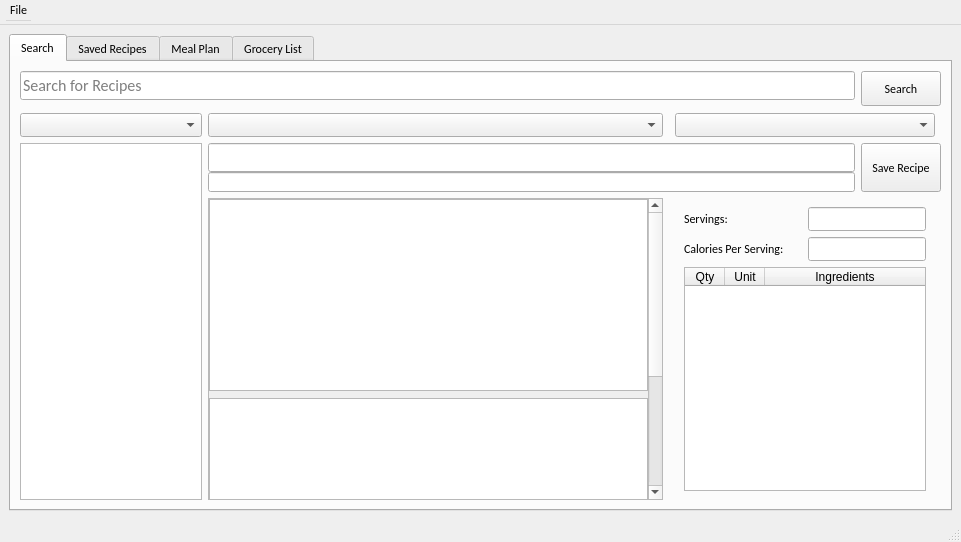
jake-kolk/CPT_S322.Project, file mainwindow.ui: the form before one commit.
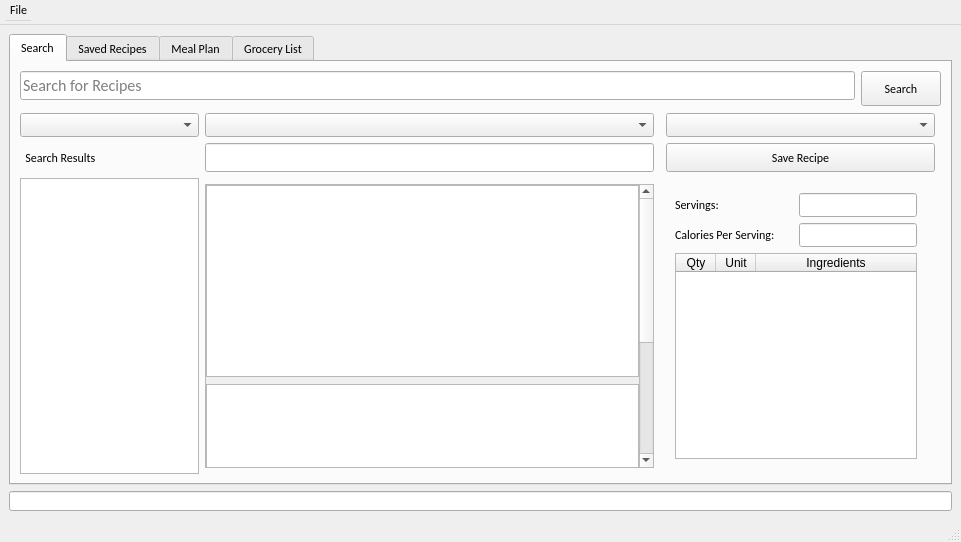
The form after the commit. The open tabs and pages were chosen to show the change.

```diff
--- a/mainwindow.ui
+++ b/mainwindow.ui
@@ -38,7 +38,7 @@
     </sizepolicy>
    </property>
    <layout class="QGridLayout" name="gridLayout_2">
-    <item row="0" column="0">
+    <item row="0" column="1">
      <widget class="QTabWidget" name="tabWidget">
       <property name="currentIndex">
        <number>2</number>
@@ -57,13 +57,280 @@
         <item row="1" column="0">
          <widget class="QComboBox" name="cuisineComboBox"/>
         </item>
+        <item row="6" column="1" colspan="4">
+         <layout class="QHBoxLayout" name="horizontalLayout_3" stretch="3">
+          <item>
+           <layout class="QVBoxLayout" name="verticalLayout_3" stretch="">
+            <property name="spacing">
+             <number>0</number>
+            </property>
+            <property name="sizeConstraint">
+             <enum>QLayout::SizeConstraint::SetNoConstraint</enum>
+            </property>
+           </layout>
+          </item>
+         </layout>
+        </item>
+        <item row="0" column="0" colspan="5">
+         <layout class="QGridLayout" name="gridLayout" rowstretch="0,0" columnstretch="2,0" columnminimumwidth="0,0">
+          <property name="sizeConstraint">
+           <enum>QLayout::SizeConstraint::SetDefaultConstraint</enum>
+          </property>
+          <property name="verticalSpacing">
+           <number>7</number>
+          </property>
+          <item row="0" column="0">
+           <widget class="QLineEdit" name="recipeSearchbox">
+            <property name="sizePolicy">
+             <sizepolicy hsizetype="Expanding" vsizetype="Expanding">
+              <horstretch>5</horstretch>
+              <verstretch>2</verstretch>
+             </sizepolicy>
+            </property>
+            <property name="maximumSize">
+             <size>
+              <width>16777215</width>
+              <height>35</height>
+             </size>
+            </property>
+            <property name="sizeIncrement">
+             <size>
+              <width>0</width>
+              <height>0</height>
+             </size>
+            </property>
+            <property name="font">
+             <font>
+              <family>Calibri</family>
+              <pointsize>12</pointsize>
+             </font>
+            </property>
+            <property name="text">
+             <string/>
+            </property>
+            <property name="placeholderText">
+             <string>Search for Recipes</string>
+            </property>
+           </widget>
+          </item>
+          <item row="0" column="1" rowspan="2">
+           <widget class="QPushButton" name="searchButton">
+            <property name="sizePolicy">
+             <sizepolicy hsizetype="Expanding" vsizetype="Expanding">
+              <horstretch>0</horstretch>
+              <verstretch>0</verstretch>
+             </sizepolicy>
+            </property>
+            <property name="maximumSize">
+             <size>
+              <width>16777215</width>
+              <height>35</height>
+             </size>
+            </property>
+            <property name="text">
+             <string>Search</string>
+            </property>
+           </widget>
+          </item>
+         </layout>
+        </item>
+        <item row="5" column="3">
+         <widget class="QPushButton" name="saveRecipeButton">
+          <property name="sizePolicy">
+           <sizepolicy hsizetype="Expanding" vsizetype="Expanding">
+            <horstretch>0</horstretch>
+            <verstretch>0</verstretch>
+           </sizepolicy>
+          </property>
+          <property name="maximumSize">
+           <size>
+            <width>16777215</width>
+            <height>60</height>
+           </size>
+          </property>
+          <property name="text">
+           <string>Save Recipe</string>
+          </property>
+         </widget>
+        </item>
         <item row="1" column="1">
          <widget class="QComboBox" name="dietComboBox"/>
         </item>
+        <item row="7" column="3">
+         <widget class="QWidget" name="widget_2" native="true">
+          <property name="sizePolicy">
+           <sizepolicy hsizetype="Preferred" vsizetype="Preferred">
+            <horstretch>3</horstretch>
+            <verstretch>0</verstretch>
+           </sizepolicy>
+          </property>
+          <property name="maximumSize">
+           <size>
+            <width>260</width>
+            <height>16777215</height>
+           </size>
+          </property>
+          <layout class="QGridLayout" name="gridLayout_5">
+           <item row="0" column="0">
+            <widget class="QLabel" name="recipeServingsLabel">
+             <property name="sizePolicy">
+              <sizepolicy hsizetype="Expanding" vsizetype="Expanding">
+               <horstretch>0</horstretch>
+               <verstretch>0</verstretch>
+              </sizepolicy>
+             </property>
+             <property name="text">
+              <string>Servings:</string>
+             </property>
+            </widget>
+           </item>
+           <item row="1" column="0">
+            <widget class="QLabel" name="recipeCalPerServingsLabel">
+             <property name="sizePolicy">
+              <sizepolicy hsizetype="Expanding" vsizetype="Expanding">
+               <horstretch>0</horstretch>
+               <verstretch>0</verstretch>
+              </sizepolicy>
+             </property>
+             <property name="text">
+              <string>Calories Per Serving: </string>
+             </property>
+            </widget>
+           </item>
+           <item row="1" column="1">
+            <widget class="QLineEdit" name="recipeCalPerSevings">
+             <property name="sizePolicy">
+              <sizepolicy hsizetype="Expanding" vsizetype="Expanding">
+               <horstretch>0</horstretch>
+               <verstretch>0</verstretch>
+              </sizepolicy>
+             </property>
+             <property name="text">
+              <string/>
+             </property>
+             <property name="readOnly">
+              <bool>true</bool>
+             </property>
+            </widget>
+           </item>
+           <item row="0" column="1">
+            <widget class="QLineEdit" name="recipeServings">
+             <property name="sizePolicy">
+              <sizepolicy hsizetype="Expanding" vsizetype="Expanding">
+               <horstretch>0</horstretch>
+               <verstretch>0</verstretch>
+              </sizepolicy>
+             </property>
+             <property name="text">
+              <string/>
+             </property>
+             <property name="readOnly">
+              <bool>true</bool>
+             </property>
+            </widget>
+           </item>
+           <item row="2" column="0" colspan="2">
+            <widget class="QTableWidget" name="recipeIngredientTable">
+             <property name="sizePolicy">
+              <sizepolicy hsizetype="Expanding" vsizetype="Expanding">
+               <horstretch>0</horstretch>
+               <verstretch>3</verstretch>
+              </sizepolicy>
+             </property>
+             <property name="layoutDirection">
+              <enum>Qt::LayoutDirection::LeftToRight</enum>
+             </property>
+             <property name="horizontalScrollBarPolicy">
+              <enum>Qt::ScrollBarPolicy::ScrollBarAsNeeded</enum>
+             </property>
+             <property name="sizeAdjustPolicy">
+              <enum>QAbstractScrollArea::SizeAdjustPolicy::AdjustToContentsOnFirstShow</enum>
+             </property>
+             <property name="editTriggers">
+              <set>QAbstractItemView::EditTrigger::NoEditTriggers</set>
+             </property>
+             <property name="textElideMode">
+              <enum>Qt::TextElideMode::ElideLeft</enum>
+             </property>
+             <property name="verticalScrollMode">
+              <enum>QAbstractItemView::ScrollMode::ScrollPerPixel</enum>
+             </property>
+             <property name="horizontalScrollMode">
+              <enum>QAbstractItemView::ScrollMode::ScrollPerPixel</enum>
+             </property>
+             <property name="rowCount">
+              <number>0</number>
+             </property>
+             <property name="columnCount">
+              <number>3</number>
+             </property>
+             <attribute name="horizontalHeaderVisible">
+              <bool>true</bool>
+             </attribute>
+             <attribute name="horizontalHeaderCascadingSectionResizes">
+              <bool>false</bool>
+             </attribute>
+             <attribute name="horizontalHeaderMinimumSectionSize">
+              <number>35</number>
+             </attribute>
+             <attribute name="horizontalHeaderDefaultSectionSize">
+              <number>40</number>
+             </attribute>
+             <attribute name="horizontalHeaderHighlightSections">
+              <bool>true</bool>
+             </attribute>
+             <attribute name="horizontalHeaderShowSortIndicator" stdset="0">
+              <bool>false</bool>
+             </attribute>
+             <attribute name="horizontalHeaderStretchLastSection">
+              <bool>true</bool>
+             </attribute>
+             <attribute name="verticalHeaderVisible">
+              <bool>false</bool>
+             </attribute>
+             <column>
+              <property name="text">
+               <string>Qty</string>
+              </property>
+             </column>
+             <column>
+              <property name="text">
+               <string>Unit</string>
+              </property>
+             </column>
+             <column>
+              <property name="text">
+               <string>Ingredients</string>
+              </property>
+             </column>
+            </widget>
+           </item>
+          </layout>
+         </widget>
+        </item>
+        <item row="6" column="0" rowspan="3">
+         <widget class="QListWidget" name="searchResult">
+          <property name="sizePolicy">
+           <sizepolicy hsizetype="Expanding" vsizetype="Expanding">
+            <horstretch>2</horstretch>
+            <verstretch>0</verstretch>
+           </sizepolicy>
+          </property>
+          <property name="resizeMode">
+           <enum>QListView::ResizeMode::Adjust</enum>
+          </property>
+          <property name="layoutMode">
+           <enum>QListView::LayoutMode::SinglePass</enum>
+          </property>
+          <property name="spacing">
+           <number>0</number>
+          </property>
+         </widget>
+        </item>
         <item row="1" column="3">
          <widget class="QComboBox" name="mealTypeComboBox"/>
         </item>
-        <item row="3" column="1">
+        <item row="7" column="1">
          <widget class="QScrollArea" name="scrollArea">
           <property name="sizePolicy">
            <sizepolicy hsizetype="Expanding" vsizetype="Expanding">
@@ -79,7 +346,7 @@
             <rect>
              <x>0</x>
              <y>0</y>
-             <width>439</width>
+             <width>433</width>
              <height>499</height>
             </rect>
            </property>
@@ -202,17 +469,7 @@
           </widget>
          </widget>
         </item>
-        <item row="2" column="1" colspan="4">
-         <layout class="QHBoxLayout" name="horizontalLayout_3" stretch="3,0">
-          <item>
-           <layout class="QVBoxLayout" name="verticalLayout_3" stretch="2,0">
-            <property name="spacing">
-             <number>0</number>
-            </property>
-            <property name="sizeConstraint">
-             <enum>QLayout::SizeConstraint::SetNoConstraint</enum>
-            </property>
-            <item>
+        <item row="5" column="1">
              <widget class="QLineEdit" name="recipeName">
               <property name="sizePolicy">
                <sizepolicy hsizetype="Expanding" vsizetype="Expanding">
@@ -237,281 +494,12 @@
               </property>
              </widget>
             </item>
-            <item>
-             <widget class="QLineEdit" name="recipeURL">
-              <property name="sizePolicy">
-               <sizepolicy hsizetype="Expanding" vsizetype="Expanding">
-                <horstretch>0</horstretch>
-                <verstretch>0</verstretch>
-               </sizepolicy>
-              </property>
-              <property name="maximumSize">
-               <size>
-                <width>16777215</width>
-                <height>20</height>
-               </size>
-              </property>
-              <property name="readOnly">
-               <bool>true</bool>
-              </property>
-             </widget>
-            </item>
-           </layout>
-          </item>
-          <item>
-           <widget class="QPushButton" name="saveRecipeButton">
-            <property name="sizePolicy">
-             <sizepolicy hsizetype="Expanding" vsizetype="Expanding">
-              <horstretch>0</horstretch>
-              <verstretch>0</verstretch>
-             </sizepolicy>
-            </property>
-            <property name="maximumSize">
-             <size>
-              <width>16777215</width>
-              <height>60</height>
-             </size>
-            </property>
+        <item row="5" column="0">
+         <widget class="QLabel" name="searchResultListLabel">
             <property name="text">
-             <string>Save Recipe</string>
-            </property>
-           </widget>
-          </item>
-         </layout>
-        </item>
-        <item row="2" column="0" rowspan="2">
-         <widget class="QListWidget" name="searchResult">
-          <property name="sizePolicy">
-           <sizepolicy hsizetype="Expanding" vsizetype="Expanding">
-            <horstretch>2</horstretch>
-            <verstretch>0</verstretch>
-           </sizepolicy>
-          </property>
-          <property name="resizeMode">
-           <enum>QListView::ResizeMode::Adjust</enum>
-          </property>
-          <property name="layoutMode">
-           <enum>QListView::LayoutMode::SinglePass</enum>
-          </property>
-          <property name="spacing">
-           <number>0</number>
-          </property>
-         </widget>
-        </item>
-        <item row="3" column="3">
-         <widget class="QWidget" name="widget_2" native="true">
-          <property name="sizePolicy">
-           <sizepolicy hsizetype="Preferred" vsizetype="Preferred">
-            <horstretch>3</horstretch>
-            <verstretch>0</verstretch>
-           </sizepolicy>
-          </property>
-          <property name="maximumSize">
-           <size>
-            <width>260</width>
-            <height>16777215</height>
-           </size>
-          </property>
-          <layout class="QGridLayout" name="gridLayout_5">
-           <item row="0" column="0">
-            <widget class="QLabel" name="recipeServingsLabel">
-             <property name="sizePolicy">
-              <sizepolicy hsizetype="Expanding" vsizetype="Expanding">
-               <horstretch>0</horstretch>
-               <verstretch>0</verstretch>
-              </sizepolicy>
-             </property>
-             <property name="text">
-              <string>Servings:</string>
-             </property>
-            </widget>
-           </item>
-           <item row="1" column="0">
-            <widget class="QLabel" name="recipeCalPerServingsLabel">
-             <property name="sizePolicy">
-              <sizepolicy hsizetype="Expanding" vsizetype="Expanding">
-               <horstretch>0</horstretch>
-               <verstretch>0</verstretch>
-              </sizepolicy>
-             </property>
-             <property name="text">
-              <string>Calories Per Serving: </string>
-             </property>
-            </widget>
-           </item>
-           <item row="1" column="1">
-            <widget class="QLineEdit" name="recipeCalPerSevings">
-             <property name="sizePolicy">
-              <sizepolicy hsizetype="Expanding" vsizetype="Expanding">
-               <horstretch>0</horstretch>
-               <verstretch>0</verstretch>
-              </sizepolicy>
-             </property>
-             <property name="text">
-              <string/>
-             </property>
-             <property name="readOnly">
-              <bool>true</bool>
-             </property>
-            </widget>
-           </item>
-           <item row="0" column="1">
-            <widget class="QLineEdit" name="recipeServings">
-             <property name="sizePolicy">
-              <sizepolicy hsizetype="Expanding" vsizetype="Expanding">
-               <horstretch>0</horstretch>
-               <verstretch>0</verstretch>
-              </sizepolicy>
-             </property>
-             <property name="text">
-              <string/>
-             </property>
-             <property name="readOnly">
-              <bool>true</bool>
-             </property>
-            </widget>
-           </item>
-           <item row="2" column="0" colspan="2">
-            <widget class="QTableWidget" name="recipeIngredientTable">
-             <property name="sizePolicy">
-              <sizepolicy hsizetype="Expanding" vsizetype="Expanding">
-               <horstretch>0</horstretch>
-               <verstretch>3</verstretch>
-              </sizepolicy>
-             </property>
-             <property name="layoutDirection">
-              <enum>Qt::LayoutDirection::LeftToRight</enum>
-             </property>
-             <property name="horizontalScrollBarPolicy">
-              <enum>Qt::ScrollBarPolicy::ScrollBarAsNeeded</enum>
-             </property>
-             <property name="sizeAdjustPolicy">
-              <enum>QAbstractScrollArea::SizeAdjustPolicy::AdjustToContentsOnFirstShow</enum>
-             </property>
-             <property name="editTriggers">
-              <set>QAbstractItemView::EditTrigger::NoEditTriggers</set>
-             </property>
-             <property name="textElideMode">
-              <enum>Qt::TextElideMode::ElideLeft</enum>
-             </property>
-             <property name="verticalScrollMode">
-              <enum>QAbstractItemView::ScrollMode::ScrollPerPixel</enum>
-             </property>
-             <property name="horizontalScrollMode">
-              <enum>QAbstractItemView::ScrollMode::ScrollPerPixel</enum>
-             </property>
-             <property name="rowCount">
-              <number>0</number>
-             </property>
-             <property name="columnCount">
-              <number>3</number>
-             </property>
-             <attribute name="horizontalHeaderVisible">
-              <bool>true</bool>
-             </attribute>
-             <attribute name="horizontalHeaderCascadingSectionResizes">
-              <bool>false</bool>
-             </attribute>
-             <attribute name="horizontalHeaderMinimumSectionSize">
-              <number>35</number>
-             </attribute>
-             <attribute name="horizontalHeaderDefaultSectionSize">
-              <number>40</number>
-             </attribute>
-             <attribute name="horizontalHeaderHighlightSections">
-              <bool>true</bool>
-             </attribute>
-             <attribute name="horizontalHeaderShowSortIndicator" stdset="0">
-              <bool>false</bool>
-             </attribute>
-             <attribute name="horizontalHeaderStretchLastSection">
-              <bool>true</bool>
-             </attribute>
-             <attribute name="verticalHeaderVisible">
-              <bool>false</bool>
-             </attribute>
-             <column>
-              <property name="text">
-               <string>Qty</string>
-              </property>
-             </column>
-             <column>
-              <property name="text">
-               <string>Unit</string>
-              </property>
-             </column>
-             <column>
-              <property name="text">
-               <string>Ingredients</string>
-              </property>
-             </column>
-            </widget>
-           </item>
-          </layout>
-         </widget>
-        </item>
-        <item row="0" column="0" colspan="5">
-         <layout class="QGridLayout" name="gridLayout" rowstretch="0,0" columnstretch="2,0" columnminimumwidth="0,0">
-          <property name="sizeConstraint">
-           <enum>QLayout::SizeConstraint::SetDefaultConstraint</enum>
-          </property>
-          <property name="verticalSpacing">
-           <number>7</number>
-          </property>
-          <item row="0" column="0">
-           <widget class="QLineEdit" name="recipeSearchbox">
-            <property name="sizePolicy">
-             <sizepolicy hsizetype="Expanding" vsizetype="Expanding">
-              <horstretch>5</horstretch>
-              <verstretch>2</verstretch>
-             </sizepolicy>
-            </property>
-            <property name="maximumSize">
-             <size>
-              <width>16777215</width>
-              <height>35</height>
-             </size>
-            </property>
-            <property name="sizeIncrement">
-             <size>
-              <width>0</width>
-              <height>0</height>
-             </size>
-            </property>
-            <property name="font">
-             <font>
-              <family>Calibri</family>
-              <pointsize>12</pointsize>
-             </font>
-            </property>
-            <property name="text">
-             <string/>
-            </property>
-            <property name="placeholderText">
-             <string>Search for Recipes</string>
-            </property>
-           </widget>
-          </item>
-          <item row="0" column="1" rowspan="2">
-           <widget class="QPushButton" name="searchButton">
-            <property name="sizePolicy">
-             <sizepolicy hsizetype="Expanding" vsizetype="Expanding">
-              <horstretch>0</horstretch>
-              <verstretch>0</verstretch>
-             </sizepolicy>
-            </property>
-            <property name="maximumSize">
-             <size>
-              <width>16777215</width>
-              <height>35</height>
-             </size>
-            </property>
-            <property name="text">
-             <string>Search</string>
-            </property>
-           </widget>
-          </item>
-         </layout>
+           <string>  Search Results</string>
+          </property>
+         </widget>
         </item>
        </layout>
       </widget>
@@ -1263,6 +1251,25 @@
       </widget>
      </widget>
     </item>
+    <item row="1" column="1">
+     <widget class="QLineEdit" name="recipeURL">
+      <property name="sizePolicy">
+       <sizepolicy hsizetype="Expanding" vsizetype="Expanding">
+        <horstretch>0</horstretch>
+        <verstretch>0</verstretch>
+       </sizepolicy>
+      </property>
+      <property name="maximumSize">
+       <size>
+        <width>16777215</width>
+        <height>20</height>
+       </size>
+      </property>
+      <property name="readOnly">
+       <bool>true</bool>
+      </property>
+     </widget>
+    </item>
    </layout>
   </widget>
   <widget class="QMenuBar" name="menubar">
```
Left out of the diff: 2 changed lines with no effect on the pictures. Lines whose indentation alone changed are shown as unchanged.
